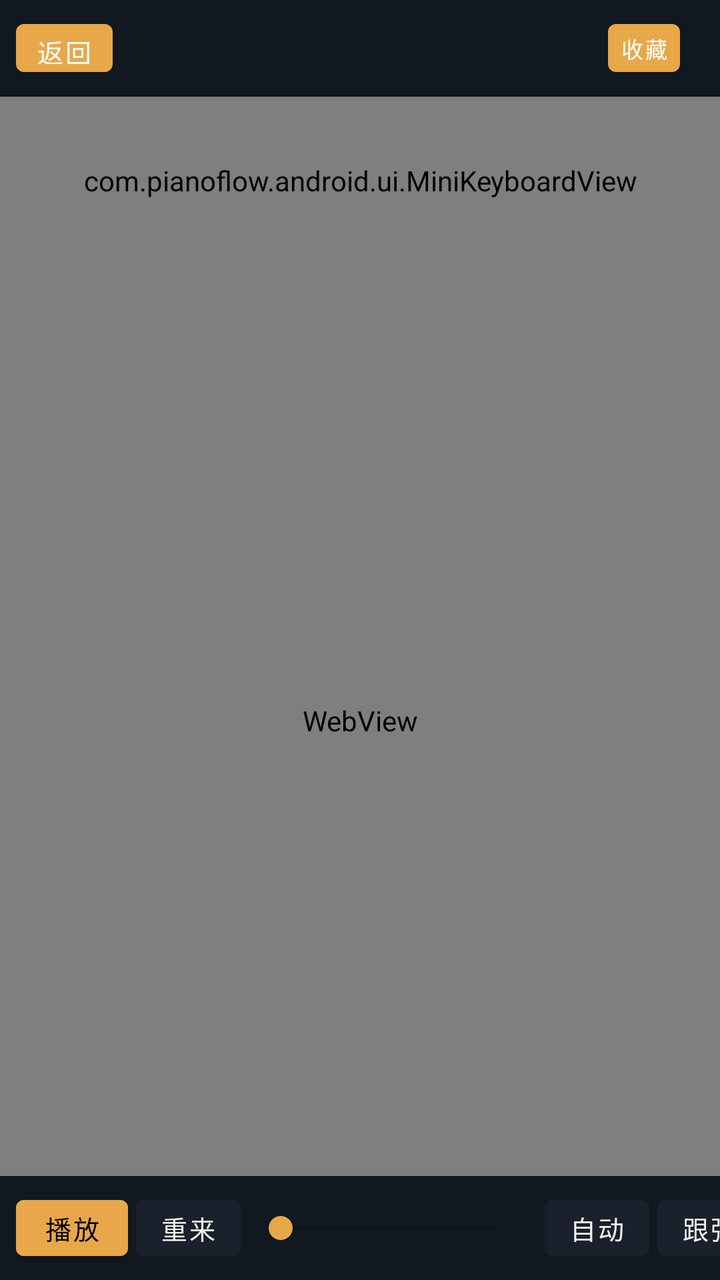
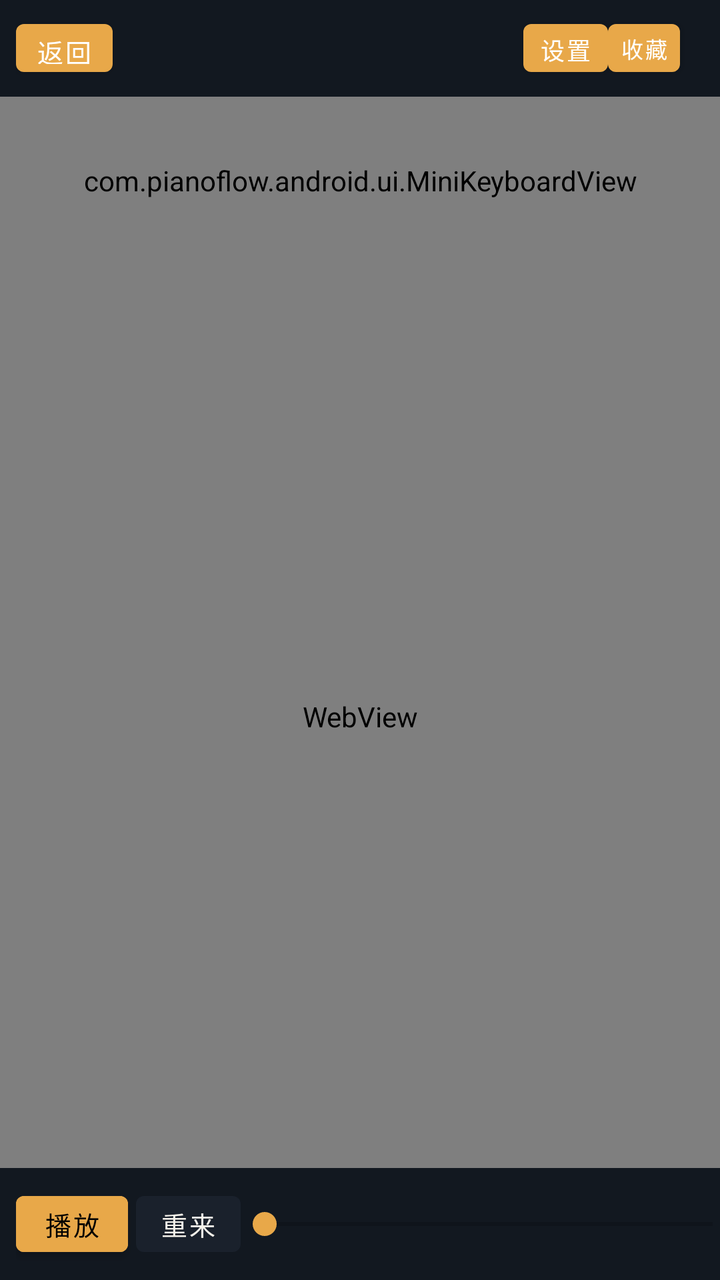

Compare the two renders of this Android layout. The source of the first and the diff that turns it into the second are given below.
<!-- AndroidManifest.xml: activity theme Theme.PianoFlow.Immersive -->
<!-- res/layout/activity_practice.xml -->
<?xml version="1.0" encoding="utf-8"?>
<LinearLayout xmlns:android="http://schemas.android.com/apk/res/android"
    android:id="@+id/practiceRoot"
    android:layout_width="match_parent"
    android:layout_height="match_parent"
    android:background="#0B1016"
    android:orientation="vertical">

    <LinearLayout
        android:id="@+id/practiceTopBar"
        android:layout_width="match_parent"
        android:layout_height="wrap_content"
        android:background="#121820"
        android:gravity="center_vertical"
        android:orientation="horizontal"
        android:paddingHorizontal="8dp"
        android:paddingVertical="6dp">

        <Button
            android:id="@+id/btnBack"
            android:layout_width="wrap_content"
            android:layout_height="36dp"
            android:minWidth="0dp"
            android:paddingHorizontal="10dp"
            android:text="返回"
            android:textSize="13sp" />

        <LinearLayout
            android:layout_width="0dp"
            android:layout_height="wrap_content"
            android:layout_marginStart="6dp"
            android:layout_weight="1"
            android:orientation="vertical">

            <TextView
                android:id="@+id/title"
                android:layout_width="match_parent"
                android:layout_height="wrap_content"
                android:ellipsize="end"
                android:maxLines="1"
                android:textColor="#E8EEF4"
                android:textSize="16sp"
                android:textStyle="bold" />

            <TextView
                android:id="@+id/meta"
                android:layout_width="match_parent"
                android:layout_height="wrap_content"
                android:ellipsize="end"
                android:maxLines="1"
                android:textColor="#8A96A8"
                android:textSize="11sp" />
        </LinearLayout>

        <Button
            android:id="@+id/btnFav"
            android:layout_width="36dp"
            android:layout_height="36dp"
            android:minWidth="0dp"
            android:paddingHorizontal="2dp"
            android:text="收藏"
            android:textSize="11sp" />

        <TextView
            android:id="@+id/grade"
            android:layout_width="wrap_content"
            android:layout_height="wrap_content"
            android:paddingHorizontal="6dp"
            android:textColor="#FFD078"
            android:textSize="12sp"
            android:textStyle="bold" />

        <TextView
            android:id="@+id/status"
            android:layout_width="wrap_content"
            android:layout_height="wrap_content"
            android:ellipsize="end"
            android:maxLines="1"
            android:maxWidth="120dp"
            android:textColor="#FF8A7A"
            android:textSize="11sp"
            android:visibility="gone" />
    </LinearLayout>

    <FrameLayout
        android:id="@+id/stageHost"
        android:layout_width="match_parent"
        android:layout_height="0dp"
        android:layout_weight="1">

        <LinearLayout
            android:id="@+id/stageInner"
            android:layout_width="match_parent"
            android:layout_height="match_parent"
            android:orientation="vertical">

            <com.pianoflow.android.ui.MiniKeyboardView
                android:id="@+id/keyboard"
                android:layout_width="match_parent"
                android:layout_height="84dp"
                android:background="#E8E2D6" />

            <FrameLayout
                android:id="@+id/staffHost"
                android:layout_width="match_parent"
                android:layout_height="0dp"
                android:layout_weight="1"
                android:background="#FFFBF5">

                <WebView
                    android:id="@+id/staffWeb"
                    android:layout_width="match_parent"
                    android:layout_height="match_parent" />
            </FrameLayout>

            <com.pianoflow.android.ui.FallingNotesView
                android:id="@+id/falling"
                android:layout_width="match_parent"
                android:layout_height="0dp"
                android:visibility="gone" />
        </LinearLayout>

        <com.pianoflow.android.ui.PracticeFxOverlay
            android:id="@+id/fxOverlay"
            android:layout_width="match_parent"
            android:layout_height="match_parent"
            android:clickable="false"
            android:visibility="gone" />
    </FrameLayout>

    <HorizontalScrollView
        android:id="@+id/bottomBar"
        android:layout_width="match_parent"
        android:layout_height="wrap_content"
        android:background="#121820"
        android:fillViewport="true"
        android:scrollbars="none">

        <LinearLayout
            android:layout_width="wrap_content"
            android:layout_height="wrap_content"
            android:gravity="center_vertical"
            android:orientation="horizontal"
            android:paddingHorizontal="8dp"
            android:paddingVertical="6dp">

            <Button
                android:id="@+id/btnPlay"
                android:layout_width="wrap_content"
                android:layout_height="40dp"
                android:layout_marginEnd="4dp"
                android:backgroundTint="#E8A849"
                android:minWidth="56dp"
                android:paddingHorizontal="12dp"
                android:text="播放"
                android:textColor="#000000"
                android:textSize="13sp" />

            <Button
                android:id="@+id/btnRestart"
                style="@style/PfChip"
                android:layout_marginEnd="4dp"
                android:text="重来" />

            <SeekBar
                android:id="@+id/seekBar"
                android:layout_width="140dp"
                android:layout_height="wrap_content"
                android:layout_marginEnd="8dp"
                android:max="1000" />

            <Button
                android:id="@+id/btnAuto"
                style="@style/PfChip"
                android:layout_marginEnd="4dp"
                android:text="自动" />

            <Button
                android:id="@+id/btnFollow"
                style="@style/PfChip"
                android:layout_marginEnd="4dp"
                android:text="跟弹" />

            <Button
                android:id="@+id/btnHandBoth"
                style="@style/PfChip"
                android:layout_marginEnd="4dp"
                android:text="双手" />

            <Button
                android:id="@+id/btnHandLeft"
                style="@style/PfChip"
                android:layout_marginEnd="4dp"
                android:text="左手" />

            <Button
                android:id="@+id/btnHandRight"
                style="@style/PfChip"
                android:layout_marginEnd="4dp"
                android:text="右手" />

            <Button
                android:id="@+id/btnGuide"
                style="@style/PfChip"
                android:layout_marginEnd="4dp"
                android:text="示范音" />

            <Button
                android:id="@+id/btnMetro"
                style="@style/PfChip"
                android:layout_marginEnd="8dp"
                android:text="节拍器" />

            <TextView
                android:id="@+id/speedLabel"
                android:layout_width="wrap_content"
                android:layout_height="wrap_content"
                android:layout_marginEnd="4dp"
                android:text="速度"
                android:textColor="#C5D0DC"
                android:textSize="12sp" />

            <SeekBar
                android:id="@+id/speedBar"
                android:layout_width="100dp"
                android:layout_height="wrap_content"
                android:layout_marginEnd="8dp"
                android:max="160"
                android:progress="60" />

            <TextView
                android:id="@+id/volumeLabel"
                android:layout_width="wrap_content"
                android:layout_height="wrap_content"
                android:layout_marginEnd="4dp"
                android:text="音量"
                android:textColor="#C5D0DC"
                android:textSize="12sp" />

            <SeekBar
                android:id="@+id/volumeBar"
                android:layout_width="80dp"
                android:layout_height="wrap_content"
                android:max="100"
                android:progress="85" />
        </LinearLayout>
    </HorizontalScrollView>
</LinearLayout>
<!-- resources referenced by this layout -->
<resources>
  <style name="PfChip" parent="Widget.MaterialComponents.Button.TextButton">
          <item name="android:layout_width">wrap_content</item>
          <item name="android:layout_height">40dp</item>
          <item name="android:minWidth">0dp</item>
          <item name="android:paddingLeft">12dp</item>
          <item name="android:paddingRight">12dp</item>
          <item name="android:textSize">13sp</item>
          <item name="android:textColor">#F5F2EB</item>
          <item name="backgroundTint">#1A212C</item>
      </style>
  <style name="Theme.PianoFlow.Immersive" parent="Theme.PianoFlow">
          <item name="android:windowFullscreen">true</item>
          <item name="android:windowLayoutInDisplayCutoutMode">shortEdges</item>
      </style>
  <style name="Theme.PianoFlow" parent="Theme.MaterialComponents.DayNight.NoActionBar">
          <item name="colorPrimary">#E8A849</item>
          <item name="colorSecondary">#E8A849</item>
          <item name="android:statusBarColor">#0B0E13</item>
          <item name="android:navigationBarColor">#141920</item>
          <item name="android:windowBackground">#0B0E13</item>
      </style>
</resources>

<!-- the commit's change to res/layout/activity_practice.xml (unified diff, before → after) -->
@@ -53,6 +53,15 @@
         </LinearLayout>
 
         <Button
+            android:id="@+id/btnSettings"
+            android:layout_width="wrap_content"
+            android:layout_height="36dp"
+            android:minWidth="0dp"
+            android:paddingHorizontal="8dp"
+            android:text="设置"
+            android:textSize="12sp" />
+
+        <Button
             android:id="@+id/btnFav"
             android:layout_width="36dp"
             android:layout_height="36dp"
@@ -164,10 +173,15 @@
 
             <SeekBar
                 android:id="@+id/seekBar"
-                android:layout_width="140dp"
-                android:layout_height="wrap_content"
+                android:layout_width="240dp"
+                android:layout_height="44dp"
                 android:layout_marginEnd="8dp"
-                android:max="1000" />
+                android:max="1000"
+                android:minHeight="44dp"
+                android:paddingStart="8dp"
+                android:paddingEnd="8dp"
+                android:progressTint="#E8A849"
+                android:thumbTint="#E8A849" />
 
             <Button
                 android:id="@+id/btnAuto"
@@ -200,49 +214,10 @@
                 android:text="右手" />
 
             <Button
-                android:id="@+id/btnGuide"
-                style="@style/PfChip"
-                android:layout_marginEnd="4dp"
-                android:text="示范音" />
-
-            <Button
-                android:id="@+id/btnMetro"
-                style="@style/PfChip"
-                android:layout_marginEnd="8dp"
-                android:text="节拍器" />
-
-            <TextView
-                android:id="@+id/speedLabel"
-                android:layout_width="wrap_content"
-                android:layout_height="wrap_content"
-                android:layout_marginEnd="4dp"
-                android:text="速度"
-                android:textColor="#C5D0DC"
-                android:textSize="12sp" />
-
-            <SeekBar
-                android:id="@+id/speedBar"
-                android:layout_width="100dp"
-                android:layout_height="wrap_content"
-                android:layout_marginEnd="8dp"
-                android:max="160"
-                android:progress="60" />
-
-            <TextView
-                android:id="@+id/volumeLabel"
-                android:layout_width="wrap_content"
-                android:layout_height="wrap_content"
-                android:layout_marginEnd="4dp"
-                android:text="音量"
-                android:textColor="#C5D0DC"
-                android:textSize="12sp" />
-
-            <SeekBar
-                android:id="@+id/volumeBar"
-                android:layout_width="80dp"
-                android:layout_height="wrap_content"
-                android:max="100"
-                android:progress="85" />
+                android:id="@+id/btnFx"
+                style="@style/PfChip"
+                android:layout_marginEnd="4dp"
+                android:text="装饰特效" />
         </LinearLayout>
     </HorizontalScrollView>
 </LinearLayout>
